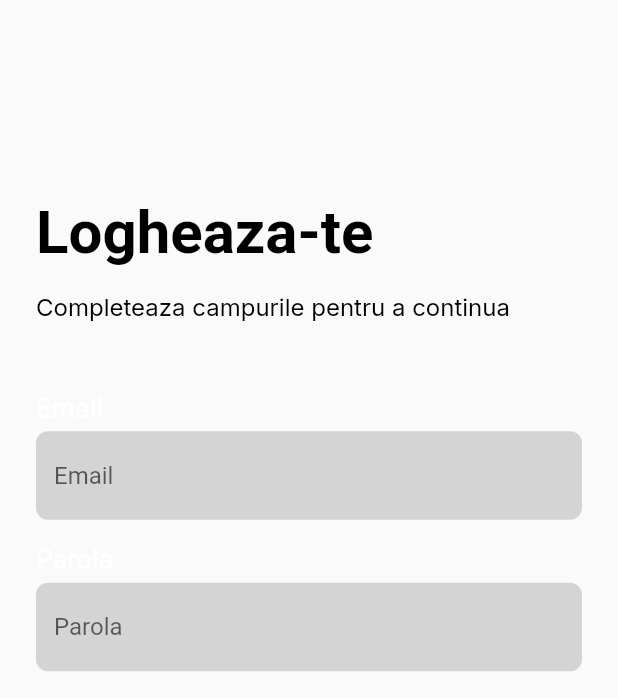
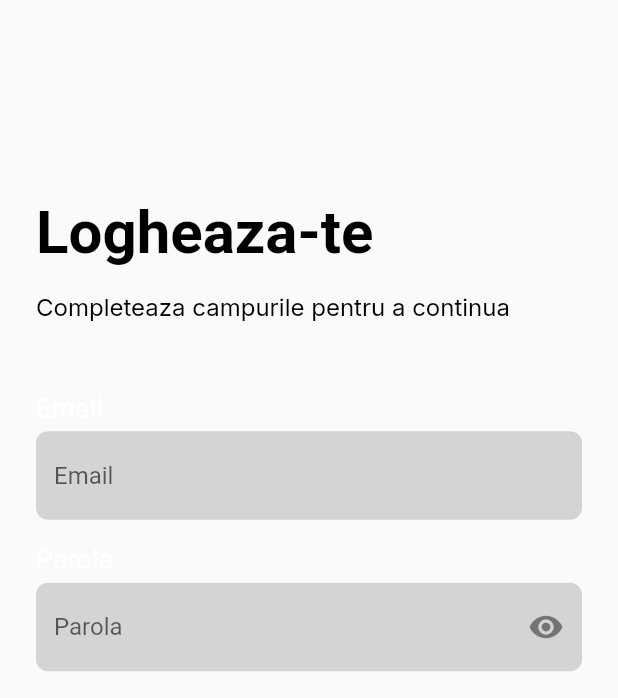
Before and after one commit to RobertPietraru/testador, a Flutter app: the LoginScreen screen opened by its route, after a tap on "Logheaza-te", on a phone screen of 412 x 824 dp, the part 60-758 px from its top. Run offline on Flutter 3.47's test engine with Material 2 defaults, Android fonts, the phone set to English and light mode, and no system bars; our stand-ins replace auto_route, cloud_firestore, dartz, equatable, firebase_auth, firebase_core and 7 more; accounts and stored records are empty; network calls fail.

Commit message:
working login

```diff
--- a/lib/core/components/drawer.dart
+++ b/lib/core/components/drawer.dart
@@ -1,5 +1,10 @@
+import 'package:auto_route/auto_route.dart';
 import 'package:flutter/material.dart';
+import 'package:flutter_bloc/flutter_bloc.dart';
 import 'package:testador/core/components/theme/app_theme.dart';
+import 'package:testador/features/authentication/presentation/auth_bloc/auth_bloc.dart';
+
+import '../routing/app_router.gr.dart';
 
 class CustomDrawer extends StatelessWidget {
   const CustomDrawer({super.key});
@@ -8,9 +13,11 @@ class CustomDrawer extends StatelessWidget {
   Widget build(BuildContext context) {
     final theme = AppTheme.of(context);
     return Drawer(
+      child: SafeArea(
         child: Column(children: [
           ListTile(
-            onTap: () {}, title: Text("Contact", style: theme.actionTextStyle)),
+              onTap: () {},
+              title: Text("Contact", style: theme.actionTextStyle)),
           ListTile(
               onTap: () {},
               title: Text("Descopera", style: theme.actionTextStyle)),
@@ -18,8 +25,25 @@ class CustomDrawer extends StatelessWidget {
               onTap: () {},
               title: Text("Alatura-te", style: theme.actionTextStyle)),
           ListTile(
-            onTap: () {}, title: Text("Creeaza", style: theme.actionTextStyle)),
+              onTap: () {},
+              title: Text("Creeaza", style: theme.actionTextStyle)),
+          BlocListener<AuthBloc, AuthState>(
+
+            listener: (context, state) {
+              if (state is AuthUnauthenticatedState) {
+                context.router.popUntilRoot();
+                context.router.root.push(const UnprotectedFlowRoute());
+              }
+            },
+            child: ListTile(
+                onTap: () {
+                  context.read<AuthBloc>().add(const AuthUserLoggedOut());
+                },
+                title: Text("Delogheaza-te",
+                    style: theme.actionTextStyle.copyWith(color: theme.bad))),
+          )
         ]),
+      ),
     );
   }
 }
--- a/lib/features/authentication/presentation/auth_bloc/auth_bloc.dart
+++ b/lib/features/authentication/presentation/auth_bloc/auth_bloc.dart
@@ -23,6 +23,7 @@ class AuthBloc extends Bloc<AuthEvent, AuthState> {
   }
 
   Future<void> logUserOut(Emitter<AuthState> emit) async {
+
     final response = await logoutUsecase.call(NoParams());
     return response.fold((l) {
       emit(AuthFailureState(failure: l));
--- a/lib/features/authentication/presentation/screens/login/cubit/login_state.dart
+++ b/lib/features/authentication/presentation/screens/login/cubit/login_state.dart
@@ -20,6 +20,10 @@ class LoginState extends Equatable {
 
   bool get isLoading {
     return status == LoginStatus.loading;
+  }
+
+  bool get isSuccessful {
+    return status == LoginStatus.successful;
   }
 
   bool get isValid {
--- a/lib/features/authentication/presentation/screens/login/login_screen.dart
+++ b/lib/features/authentication/presentation/screens/login/login_screen.dart
@@ -6,7 +6,6 @@ import 'package:testador/core/components/buttons/long_button.dart';
 import 'package:testador/core/components/drawer.dart';
 import 'package:testador/core/components/text_input_field.dart';
 import 'package:testador/core/components/theme/app_theme.dart';
-import 'package:testador/core/components/theme/device_size.dart';
 import 'package:testador/features/authentication/presentation/auth_bloc/auth_bloc.dart';
 import 'package:testador/features/authentication/presentation/screens/login/cubit/login_cubit.dart';
 import 'package:testador/injection.dart';
@@ -19,8 +18,12 @@ class LoginDialog extends StatelessWidget {
 
   @override
   Widget build(BuildContext context) {
-    return CustomDialog(
+    return BlocProvider(
+      create: (context) =>
+          LoginCubit(locator(), authBloc: context.read<AuthBloc>()),
+      child: CustomDialog(
         child: _LoginBlocWrapper(child: _LoginView()),
+      ),
     );
   }
 }
@@ -30,10 +33,14 @@ class LoginScreen extends StatelessWidget {
 
   @override
   Widget build(BuildContext context) {
-    return Scaffold(
+    return BlocProvider(
+      create: (context) =>
+          LoginCubit(locator(), authBloc: context.read<AuthBloc>()),
+      child: Scaffold(
         appBar: const CustomAppBar(),
         endDrawer: const CustomDrawer(),
         body: _LoginBlocWrapper(child: _LoginView()),
+      ),
     );
   }
 }
@@ -44,7 +51,15 @@ class _LoginView extends StatelessWidget {
     final theme = AppTheme.of(context);
     return Padding(
       padding: theme.standardPadding,
-      child: Column(
+      child: BlocConsumer<LoginCubit, LoginState>(
+        listener: (context, state) {
+          if (state.isSuccessful) {
+            context.router.popUntilRoot();
+            context.router.root.push(const ProtectedFlowRoute());
+          }
+        },
+        builder: (context, state) {
+          return Column(
               mainAxisAlignment: MainAxisAlignment.center,
               crossAxisAlignment: CrossAxisAlignment.start,
               children: [
@@ -69,23 +84,32 @@ class _LoginView extends StatelessWidget {
                   textAlign: TextAlign.left,
                 ),
                 SizedBox(height: theme.spacing.xxLarge),
-            TextInputField(onChanged: (e) {}, hint: "Email"),
+                TextInputField(
+                  onChanged: context.read<LoginCubit>().onEmailChanged,
+                  hint: "Email",
+                ),
                 SizedBox(height: theme.spacing.mediumLarge),
-            TextInputField(onChanged: (e) {}, hint: "Parola"),
+                TextInputField(
+                  onChanged: context.read<LoginCubit>().onPasswordChanged,
+                  hint: "Parola",
+                  isPassword: true,
+                ),
                 SizedBox(height: theme.spacing.mediumLarge),
                 Row(mainAxisAlignment: MainAxisAlignment.end, children: [
                   TextButton(
-                  onPressed: () {}, child: const Text("Ti-ai uitat parola?"))
+                      onPressed: () {},
+                      child: const Text("Ti-ai uitat parola?"))
                 ]),
                 SizedBox(height: theme.spacing.mediumLarge),
                 LongButton(
-                onPressed: () {}, label: 'Logheaza-te', isLoading: false),
+                    onPressed: () => context.read<LoginCubit>().login(),
+                    label: 'Logheaza-te',
+                    isLoading: state.isLoading),
                 SizedBox(height: theme.spacing.xxLarge),
                 Center(
                   child: TextButton(
-                  onPressed: () {
-                    context.router.replace(const RegistrationRoute());
-                  },
+                      onPressed: () =>
+                          context.router.replace(const RegistrationRoute()),
                       child: RichText(
                         text: TextSpan(children: [
                           TextSpan(
@@ -101,7 +125,9 @@ class _LoginView extends StatelessWidget {
                         ]),
                       )),
                 )
-          ]),
+              ]);
+        },
+      ),
     );
   }
 }
--- a/lib/features/authentication/presentation/screens/registration/cubit/registration_cubit.dart
+++ b/lib/features/authentication/presentation/screens/registration/cubit/registration_cubit.dart
@@ -1,7 +1,6 @@
 import 'package:equatable/equatable.dart';
 import 'package:flutter/material.dart';
 import 'package:flutter_bloc/flutter_bloc.dart';
-import 'package:formz/formz.dart';
 import 'package:testador/features/authentication/presentation/validation/forms/confirmed_password.dart';
 import '../../../../domain/failures/auth_failure.dart';
 import '../../../../domain/usecases/register_usecase.dart';
@@ -26,7 +25,10 @@ class RegistrationCubit extends Cubit<RegistrationState> {
   void onEmailChanged(String email) {
     final newEmail = Email.dirty(email);
     emit(state.copyWith(
-        email: newEmail, status: RegistrationStatus.init, failure: null));
+      email: newEmail,
+      status: RegistrationStatus.init,
+      failure: null,
+    ));
   }
 
   void onPasswordChanged(String password) {
--- a/lib/features/testing/presentation/screens/home_screen.dart
+++ b/lib/features/testing/presentation/screens/home_screen.dart
@@ -1,6 +1,7 @@
 import 'package:auto_route/auto_route.dart';
 import 'package:flutter/material.dart';
 import 'package:testador/core/components/app_app_bar.dart';
+import 'package:testador/core/components/drawer.dart';
 import 'package:testador/core/components/theme/app_theme.dart';
 import 'package:testador/core/components/theme/device_size.dart';
 import 'package:testador/core/routing/app_router.gr.dart';
@@ -35,6 +36,7 @@ class _HomeScreenState extends State<HomeScreen>
     final theme = AppTheme.of(context);
     return Scaffold(
       appBar: const CustomAppBar(),
+      endDrawer: const CustomDrawer(),
       floatingActionButton: FloatingActionButton(
         backgroundColor: theme.companyColor,
         onPressed: () => showDialog(
--- a/lib/flavours/main_development.dart
+++ b/lib/flavours/main_development.dart
@@ -1,3 +1,4 @@
+import 'package:auto_route/auto_route.dart';
 import 'package:flutter/material.dart';
 import 'package:flutter_bloc/flutter_bloc.dart';
 import 'package:testador/features/authentication/domain/auth_domain.dart';
@@ -30,7 +31,6 @@ class _MyAppState extends State<MyApp> {
   final _lightTheme = LightAppThemeData();
   final _darkTheme = DarkAppThemeData();
   AppRouter? _appRouter;
-  bool isAuthenticated = true;
 
   @override
   void initState() {
@@ -44,8 +44,6 @@ class _MyAppState extends State<MyApp> {
 
   @override
   Widget build(BuildContext context) {
-    return BlocBuilder<AuthBloc, AuthState>(builder: (context, state) {
-      isAuthenticated = state is AuthAuthenticatedState;
     return AppTheme(
       lightTheme: _lightTheme,
       darkTheme: _darkTheme,
@@ -54,7 +52,6 @@ class _MyAppState extends State<MyApp> {
         routeInformationParser: _appRouter!.defaultRouteParser(),
         theme: _lightTheme.materialThemeData(context),
         darkTheme: _darkTheme.materialThemeData(context),
-          // themeMode: darkModePreference?.toThemeMode(),
         themeMode: ThemeMode.light,
         supportedLocales: const [
           Locale('en', ''),
@@ -63,6 +60,5 @@ class _MyAppState extends State<MyApp> {
         ],
       ),
     );
-    });
   }
 }
```
Also changed, not shown: lib/features/authentication/presentation/screens/login/cubit/login_cubit.dart (+4 -11 lines). Lines whose indentation alone changed are shown as unchanged.
